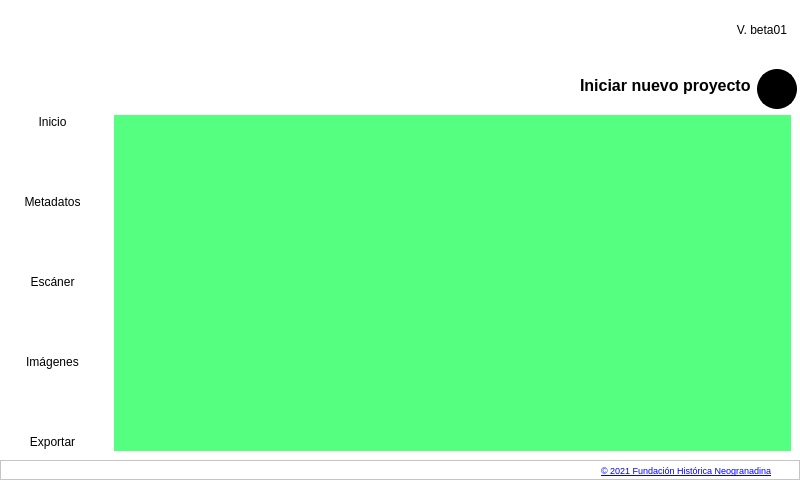
This is main.ui in neogranadina/neo_escan as Qt 5 draws it before an edit. The edited form follows.
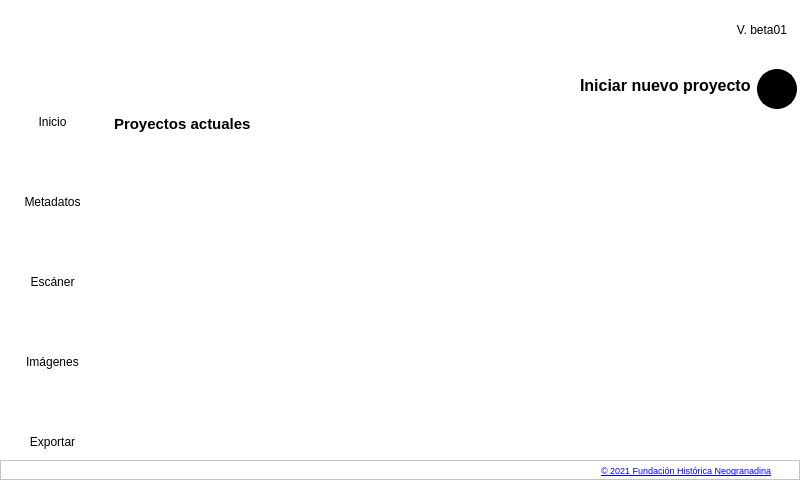
This is the edited form. The open tabs and pages were chosen to show the change. Icons and pictures are not drawn.

What changed in the file:
```diff
--- a/main.ui
+++ b/main.ui
@@ -591,10 +591,43 @@
                 </item>
                </layout>
               </item>
+              <item>
+               <widget class="QLabel" name="proyectos_actuales_label">
+                <property name="font">
+                 <font>
+                  <pointsize>11</pointsize>
+                  <weight>75</weight>
+                  <bold>true</bold>
+                 </font>
+                </property>
+                <property name="text">
+                 <string>Proyectos actuales</string>
+                </property>
+               </widget>
+              </item>
               <item>
                <widget class="QScrollArea" name="scrollArea_7">
                 <property name="styleSheet">
-                 <string notr="true">background-color: rgb(85, 255, 127);</string>
+                 <string notr="true">QPushButton {
+background-color: rgba(0, 0, 0, .7);
+color: rgba(251,251,251,1);
+border-radius:5px;
+}
+
+QPushButton::hover {
+background-color: rgba(242,120,75,1);
+color: rgba(0,0,0,.5);
+border: none;
+}
+
+QPushButton::focus {
+background-color: rgba(242,120,75,1);
+border: none;
+}
+
+QLabel {
+	border-top: 1px dotted;
+}</string>
                 </property>
                 <property name="widgetResizable">
                  <bool>true</bool>
@@ -605,7 +638,7 @@
                    <x>0</x>
                    <y>0</y>
                    <width>677</width>
-                   <height>334</height>
+                   <height>310</height>
                   </rect>
                  </property>
                  <layout class="QVBoxLayout" name="verticalLayout_20"/>
```
Left out of the diff: 4 changed lines with no effect on the pictures.
